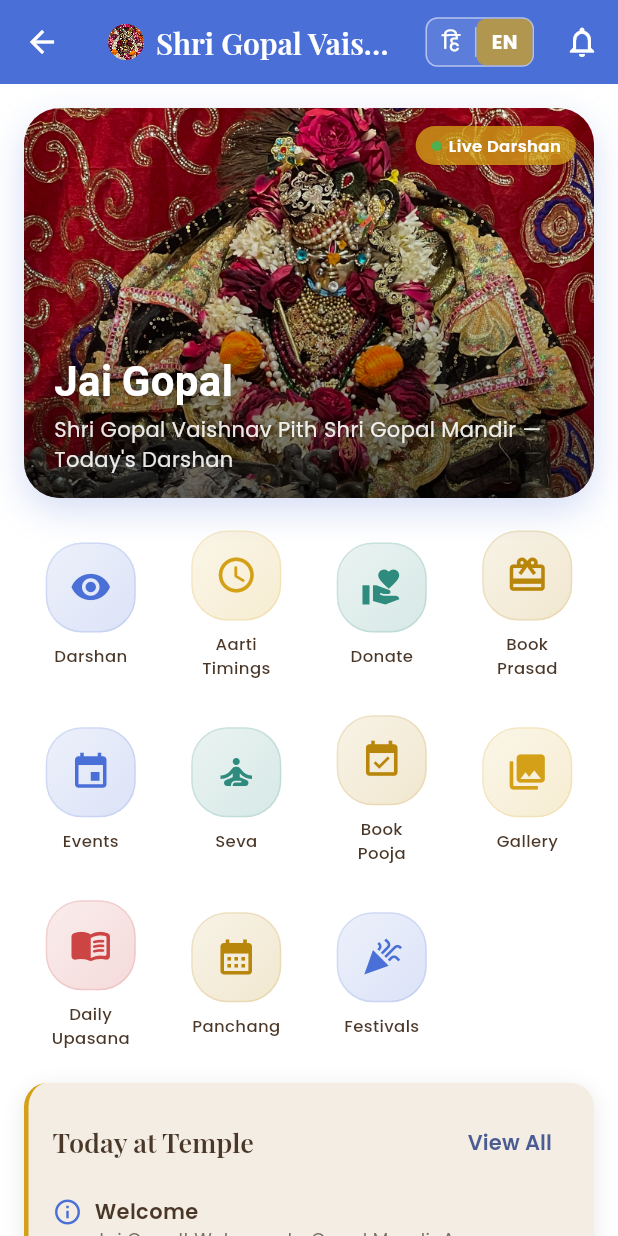
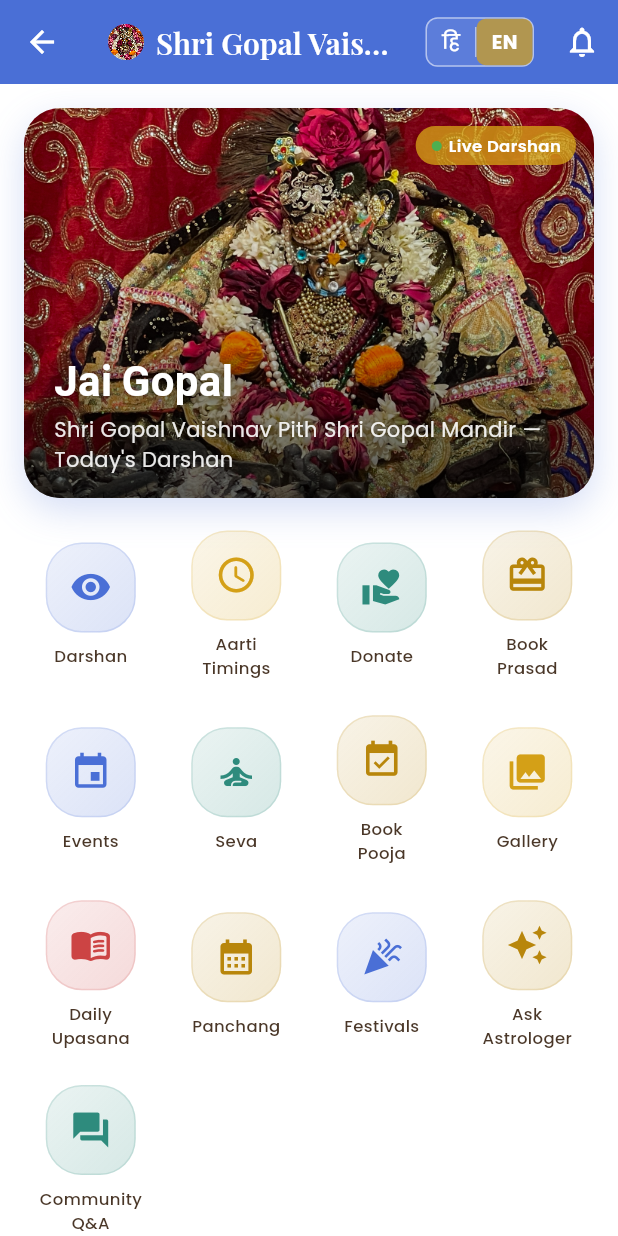
Before and after one commit to learnwithsobhit/gopal-mandir, a Flutter app: the HomeScreen screen opened directly, after a tap on "EN", on a phone screen of 412 x 824 dp. Run offline on Flutter 3.47's test engine with Material 3 defaults, Android fonts, the phone set to English and light mode, and no system bars; our stand-ins replace cached_network_image, file_picker, flutter_secure_storage, google_fonts, just_audio, shared_preferences and 2 more; missing offline and left inert: dart:html, dart:ui_web, razorpay_flutter; accounts and stored records are empty; network calls fail.

Commit message:
updated home

```diff
--- a/gopal_mandir_app/lib/l10n/app_language.dart
+++ b/gopal_mandir_app/lib/l10n/app_language.dart
@@ -62,6 +62,8 @@
   String get quickPanchang => isHindi ? 'पंचांग' : 'Panchang';
   String get quickDailyUpasana => isHindi ? 'दैनिक\nउपासना' : 'Daily\nUpasana';
   String get quickPoojaAppointment => isHindi ? 'पूजा\nबुकिंग' : 'Book\nPooja';
+  String get quickAskAstrologer => isHindi ? 'ज्योतिष\nसलाह' : 'Ask\nAstrologer';
+  String get quickCommunityQA => isHindi ? 'समुदाय\nप्रश्न' : 'Community\nQ&A';
   String get seoHeading => isHindi ? 'गोपाल मंदिर, गोपाल जी और मथुरा भक्ति' : 'Gopal Mandir, Gopal Ji and Mathura Bhakti';
   String get seoIntro => isHindi
       ? 'श्री गोपाल मंदिर ऐप में भक्तों के लिए दर्शन, आरती समय, सेवा, उत्सव और आध्यात्मिक अपडेट हिंदी व English में उपलब्ध हैं।'
--- a/gopal_mandir_app/lib/screens/home_screen.dart
+++ b/gopal_mandir_app/lib/screens/home_screen.dart
@@ -24,6 +24,8 @@
 import 'hindu_panchang_screen.dart';
 import 'festivals_screen.dart';
 import 'daily_upasana_screen.dart';
+import 'astro_consult_screen.dart';
+import 'community_feed_screen.dart';
 
 class HomeScreen extends StatefulWidget {
   const HomeScreen({super.key});
@@ -267,6 +269,18 @@
                           label: s.festivalsLabel,
                           color: AppColors.krishnaBlue,
                           onTap: () => _navigateTo(context, const FestivalsScreen()),
+                        ),
+                        QuickActionButton(
+                          icon: Icons.auto_awesome,
+                          label: s.quickAskAstrologer,
+                          color: AppColors.templeGoldDark,
+                          onTap: () => _navigateTo(context, const AstroConsultScreen()),
+                        ),
+                        QuickActionButton(
+                          icon: Icons.forum,
+                          label: s.quickCommunityQA,
+                          color: AppColors.peacockGreen,
+                          onTap: () => _navigateTo(context, const CommunityFeedScreen()),
                         ),
                       ],
                     ),
```
